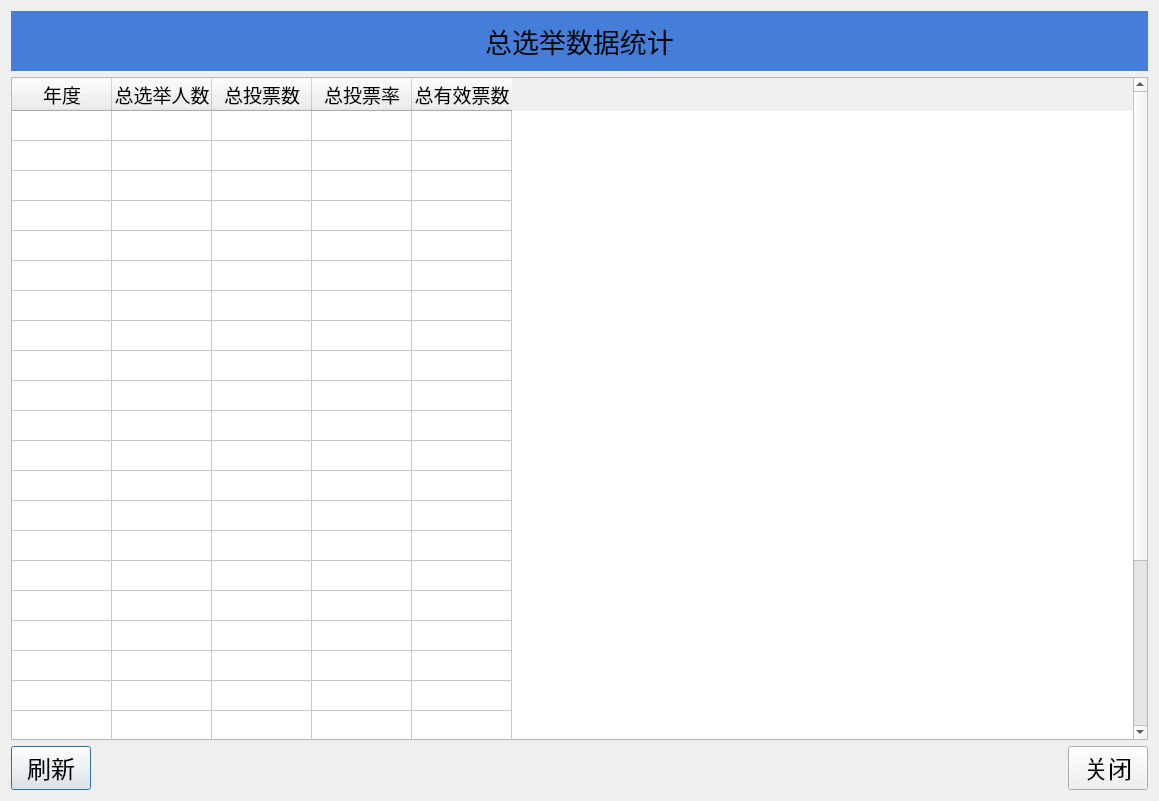
Qt form ui/page_elements/election_detail_page_all/DetailPage.ui (ArcherLuo233/election-s-prediction) before a commit.
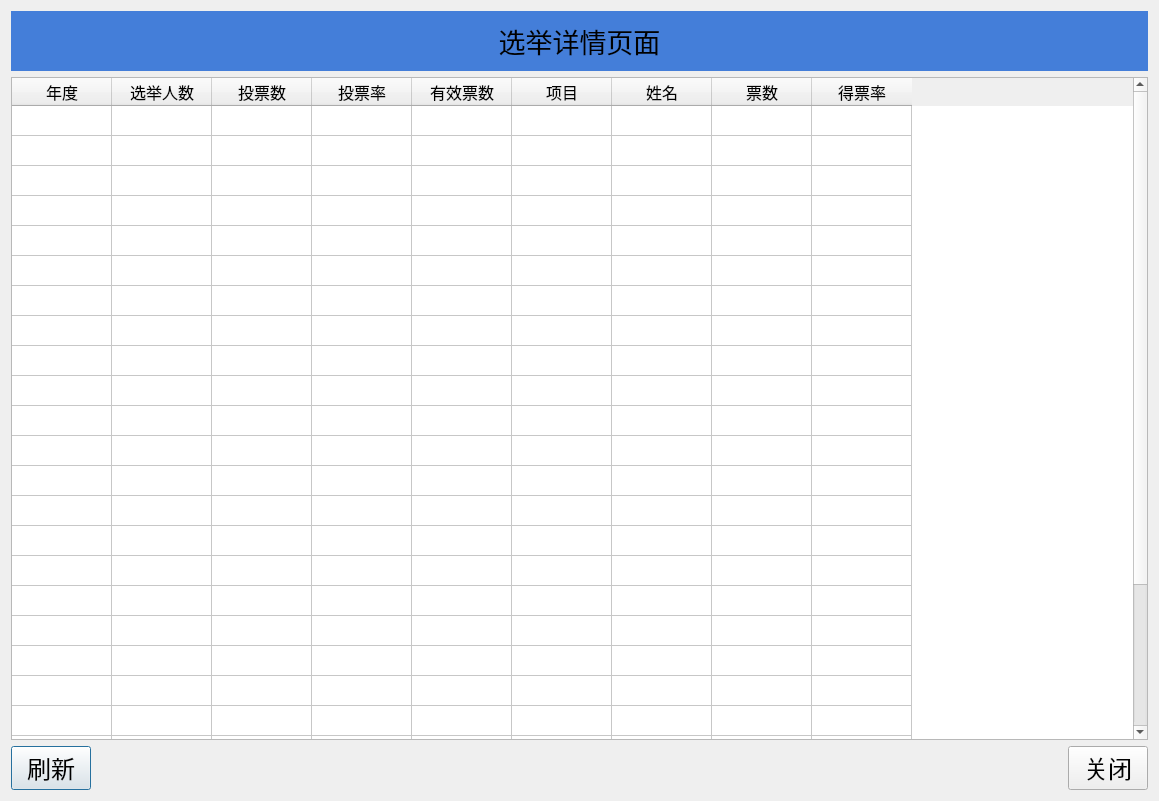
The same form after that commit.

Commit message: 总选举数据统计页面;地区首页页面重做

What changed in the file:
```diff
--- a/ui/page_elements/election_detail_page_all/DetailPage.ui
+++ b/ui/page_elements/election_detail_page_all/DetailPage.ui
@@ -28,7 +28,7 @@
       </string>
      </property>
      <property name="text">
-      <string>总选举数据统计</string>
+      <string>选举详情页面</string>
      </property>
      <property name="alignment">
       <set>Qt::AlignCenter</set>
@@ -261,55 +261,45 @@
       <property name="text">
        <string>年度</string>
       </property>
-      <property name="font">
-       <font>
-        <family>黑体</family>
-        <pointsize>14</pointsize>
-       </font>
+        </column>
+        <column>
+            <property name="text">
+                <string>选举人数</string>
       </property>
      </column>
      <column>
       <property name="text">
-       <string>总选举人数</string>
-      </property>
-      <property name="font">
-       <font>
-        <family>黑体</family>
-        <pointsize>14</pointsize>
-       </font>
+                <string>投票数</string>
+            </property>
+        </column>
+        <column>
+            <property name="text">
+                <string>投票率</string>
       </property>
      </column>
      <column>
       <property name="text">
-       <string>总投票数</string>
-      </property>
-      <property name="font">
-       <font>
-        <family>黑体</family>
-        <pointsize>14</pointsize>
-       </font>
+                <string>有效票数</string>
+            </property>
+        </column>
+        <column>
+            <property name="text">
+                <string>项目</string>
       </property>
      </column>
      <column>
       <property name="text">
-       <string>总投票率</string>
-      </property>
-      <property name="font">
-       <font>
-        <family>黑体</family>
-        <pointsize>14</pointsize>
-       </font>
-      </property>
+                <string>姓名</string>
+            </property>
      </column>
      <column>
       <property name="text">
-       <string>总有效票数</string>
-      </property>
-      <property name="font">
-       <font>
-        <family>黑体</family>
-        <pointsize>14</pointsize>
-       </font>
+                <string>票数</string>
+            </property>
+        </column>
+        <column>
+            <property name="text">
+                <string>得票率</string>
       </property>
      </column>
      <item row="0" column="1">
```
Lines whose indentation alone changed are shown as unchanged. The commit also changes 7 other files.
